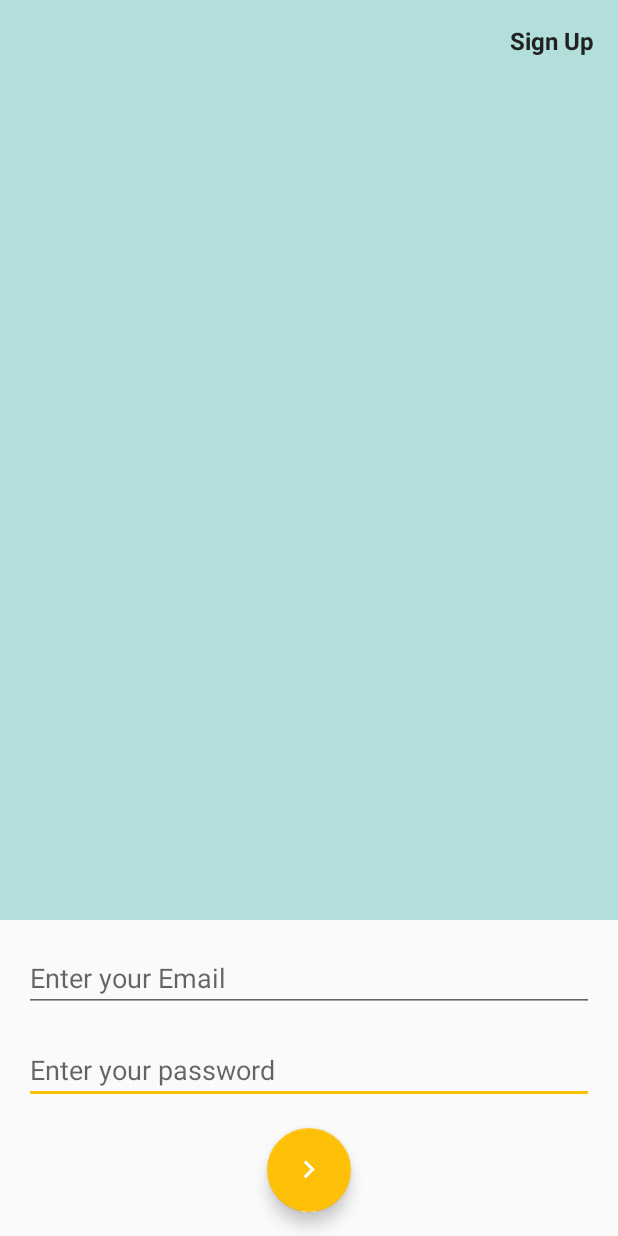
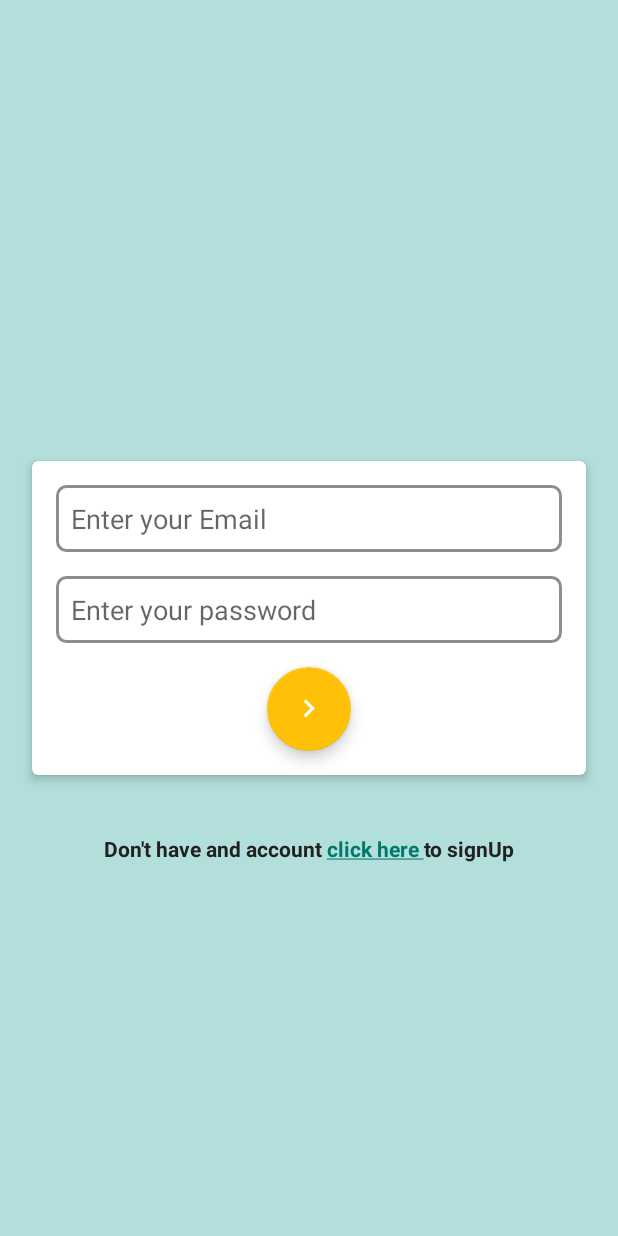
Before and after one commit to Devendra-Mehra/Voice-Up, an Android app: the SignInActivity screen opened directly, with no data from a screen before it, on a phone screen of 412 x 824 dp. Run offline under Robolectric (Android 15) with nearby library versions, the phone set to English and light mode, and no system bars; our stand-ins replace Dagger/Hilt's generated code, RxJava, data binding.

Commit message:
spannable string and sign in UI updated

```diff
--- a/app/src/main/java/com/devendra/voiceup/registration/sign_in/view/SignInActivity.java
+++ b/app/src/main/java/com/devendra/voiceup/registration/sign_in/view/SignInActivity.java
@@ -3,10 +3,16 @@ package com.devendra.voiceup.registration.sign_in.view;
 import android.content.Context;
 import android.content.Intent;
 import android.os.Bundle;
+import android.text.Spannable;
+import android.text.SpannableString;
+import android.text.Spanned;
+import android.text.style.ClickableSpan;
+import android.text.style.ForegroundColorSpan;
 import android.view.View;
 import android.widget.Toast;
 
 import androidx.appcompat.app.AppCompatActivity;
+import androidx.core.content.ContextCompat;
 import androidx.databinding.DataBindingUtil;
 import androidx.lifecycle.ViewModelProviders;
 
@@ -34,7 +40,6 @@ public class SignInActivity extends AppCompatActivity implements View.OnClickLis
     @Inject
     SignInViewModelFactory signInViewModelFactory;
     private SignInViewModel signInViewModel;
-
     private ActivitySignInBinding binding;
 
 
@@ -45,10 +50,35 @@ public class SignInActivity extends AppCompatActivity implements View.OnClickLis
         binding = DataBindingUtil.setContentView(this, R.layout.activity_sign_in);
         signInViewModel = ViewModelProviders.of(this, signInViewModelFactory)
                 .get(SignInViewModel.class);
-        observeEvents();
+        setSpannable();
+        setObserve();
     }
 
-    private void observeEvents() {
+    private void setSpannable() {
+        String textData = "Don't have and account click here to signUp";
+        Spannable spannable = new SpannableString(textData);
+
+        int startPosition = 23;
+        int endPosition = 34;
+        ClickableSpan onClickSpan = new ClickableSpan() {
+            @Override
+            public void onClick(View textView) {
+                startActivity(SignUpActivity.requiredIntent(textView.getContext()));
+
+            }
+        };
+        spannable.setSpan(onClickSpan, startPosition, endPosition,
+                Spanned.SPAN_EXCLUSIVE_EXCLUSIVE);
+
+        spannable.setSpan(new ForegroundColorSpan(ContextCompat.getColor(this,
+                R.color.colorPrimaryDark)),
+                startPosition, endPosition,
+                Spannable.SPAN_EXCLUSIVE_EXCLUSIVE);
+
+        binding.tvSignUp.setText(spannable);
+    }
+
+    private void setObserve() {
         signInViewModel.getOutComeMutableLiveData().observe(this, outCome -> {
             if (outCome instanceof Progress) {
                 changeViewState(ViewState.LOADING, outCome);
@@ -64,15 +94,16 @@ public class SignInActivity extends AppCompatActivity implements View.OnClickLis
     @Override
     public void onClick(View v) {
         int id = v.getId();
-        if (id == R.id.tv_sign_up) {
-            startActivity(SignUpActivity.requiredIntent(this));
-        } else if (id == R.id.fab_login) {
-            binding.etEmail.setError(null);
-            binding.etPassword.setError(null);
-            String emailAddress = binding.etEmail.getText().toString().trim();
-            String password = binding.etPassword.getText().toString().trim();
-            signInViewModel.validate(emailAddress, password);
+        if (id == R.id.fab_login) {
+            extractData();
         }
+    }
+
+    private void extractData() {
+        binding.etEmail.setError(null);
+        binding.etPassword.setError(null);
+        signInViewModel.validate(binding.etEmail.getText().toString().trim()
+                , binding.etPassword.getText().toString().trim());
     }
 
 
--- a/app/src/main/res/layout/activity_sign_in.xml
+++ b/app/src/main/res/layout/activity_sign_in.xml
@@ -6,12 +6,62 @@
         xmlns:tools="http://schemas.android.com/tools"
         android:layout_width="match_parent"
         android:layout_height="match_parent"
+        android:background="@color/primary_light"
         tools:context=".registration.sign_in.view.SignInActivity">
+
+        <androidx.cardview.widget.CardView
+            android:id="@+id/card_view"
+            android:layout_width="match_parent"
+            android:layout_height="wrap_content"
+            android:layout_marginStart="16dp"
+            android:layout_marginEnd="16dp"
+            app:cardCornerRadius="4dp"
+            app:cardElevation="4dp"
+            app:cardUseCompatPadding="true"
+            app:layout_constraintBottom_toBottomOf="parent"
+            app:layout_constraintEnd_toEndOf="parent"
+            app:layout_constraintStart_toStartOf="parent"
+            app:layout_constraintTop_toTopOf="parent">
+
+            <LinearLayout
+                android:layout_width="match_parent"
+                android:layout_height="wrap_content"
+                android:orientation="vertical">
+
+                <EditText
+                    android:id="@+id/et_email"
+                    android:layout_width="match_parent"
+                    android:layout_height="wrap_content"
+                    android:layout_margin="16dp"
+                    android:background="@drawable/rounded_shape"
+                    android:hint="@string/enter_your_email"
+                    android:inputType="textEmailAddress|textCapWords"
+                    android:maxLines="1"
+                    android:padding="10dp"
+                    android:singleLine="true"
+                    app:layout_constraintBottom_toTopOf="@+id/et_password"
+                    app:layout_constraintEnd_toEndOf="parent"
+                    app:layout_constraintStart_toStartOf="parent" />
+
+                <EditText
+                    android:id="@+id/et_password"
+                    android:layout_width="match_parent"
+                    android:layout_height="wrap_content"
+                    android:layout_marginStart="16dp"
+                    android:layout_marginEnd="16dp"
+                    android:layout_marginBottom="16dp"
+                    android:background="@drawable/rounded_shape"
+                    android:hint="@string/enter_your_password"
+                    android:inputType="textPassword|textCapWords"
+                    android:maxLines="1"
+                    android:padding="10dp"
+                    android:singleLine="true" />
 
                 <com.google.android.material.floatingactionbutton.FloatingActionButton
                     android:id="@+id/fab_login"
                     android:layout_width="wrap_content"
                     android:layout_height="wrap_content"
+                    android:layout_gravity="center"
                     android:layout_marginBottom="16dp"
                     android:background="@color/colorAccent"
                     android:onClick="onClick"
@@ -22,73 +72,36 @@
                     app:layout_constraintEnd_toEndOf="parent"
                     app:layout_constraintStart_toStartOf="parent" />
 
-
-        <EditText
-            android:id="@+id/et_password"
-            android:layout_width="0dp"
-            android:layout_height="wrap_content"
-            android:layout_marginStart="16dp"
-            android:layout_marginEnd="16dp"
-            android:layout_marginBottom="16dp"
-            android:hint="@string/enter_your_password"
-            android:inputType="textPassword"
-            android:maxLines="1"
-            android:singleLine="true"
-            app:layout_constraintBottom_toTopOf="@+id/fab_login"
-            app:layout_constraintEnd_toEndOf="parent"
-            app:layout_constraintStart_toStartOf="parent" />
-
-        <EditText
-            android:id="@+id/et_email"
-            android:layout_width="0dp"
-            android:layout_height="wrap_content"
-            android:layout_marginStart="16dp"
-            android:layout_marginEnd="16dp"
-            android:layout_marginBottom="16dp"
-            android:hint="@string/enter_your_email"
-            android:inputType="textEmailAddress"
-            android:maxLines="1"
-            android:singleLine="true"
-            app:layout_constraintBottom_toTopOf="@+id/et_password"
-            app:layout_constraintEnd_toEndOf="parent"
-            app:layout_constraintStart_toStartOf="parent" />
-
-        <View
-            android:layout_width="match_parent"
-            android:layout_height="0dp"
-            android:layout_marginBottom="16dp"
-            android:background="@color/primary_light"
-            app:layout_constraintBottom_toTopOf="@+id/et_email"
-            app:layout_constraintEnd_toEndOf="parent"
-            app:layout_constraintStart_toStartOf="parent"
-            app:layout_constraintTop_toTopOf="parent" />
+            </LinearLayout>
+        </androidx.cardview.widget.CardView>
 
 
         <TextView
             android:id="@+id/tv_sign_up"
             android:layout_width="wrap_content"
             android:layout_height="wrap_content"
+            android:layout_marginTop="16dp"
             android:onClick="onClick"
             android:padding="16dp"
-            android:text="@string/sign_up"
+            android:text="Don't have and account click here to signUp"
             android:textColor="@color/primary_text"
-            android:textSize="16sp"
+
             android:textStyle="bold"
             app:layout_constraintEnd_toEndOf="parent"
-            app:layout_constraintTop_toTopOf="parent" />
-
+            app:layout_constraintStart_toStartOf="parent"
+            app:layout_constraintTop_toBottomOf="@+id/card_view" />
 
         <ProgressBar
             android:id="@+id/progress_bar_loading"
             style="@style/Base.Widget.AppCompat.ProgressBar"
             android:layout_width="wrap_content"
             android:layout_height="wrap_content"
+            android:layout_marginBottom="16dp"
             android:indeterminate="true"
             android:visibility="gone"
             app:layout_constraintBottom_toBottomOf="parent"
             app:layout_constraintEnd_toEndOf="parent"
-            app:layout_constraintStart_toStartOf="parent"
-            app:layout_constraintTop_toTopOf="parent" />
+            app:layout_constraintStart_toStartOf="parent" />
     </androidx.constraintlayout.widget.ConstraintLayout>
 
 </layout>
--- a/app/src/main/res/values/strings.xml
+++ b/app/src/main/res/values/strings.xml
@@ -3,7 +3,6 @@
     <string name="login">Login</string>
     <string name="enter_your_password">Enter your password</string>
     <string name="enter_your_email">Enter your Email</string>
-    <string name="sign_up">Sign Up</string>
     <string name="welcome_to_voice_up">Welcome to Voice Up</string>
     <string name="logout">Logout</string>
     <string name="no_post">No post available for now</string>
```
Also changed, not shown: app/src/main/java/com/devendra/voiceup/home/model/HomeModel.java (+18 -10 lines), app/src/main/java/com/devendra/voiceup/home/view/DisplayablePost.java (+1 -25 lines), app/src/main/java/com/devendra/voiceup/home/view/HomeActivity.java (+31 -47 lines), app/src/main/java/com/devendra/voiceup/home/view/HomeAdapter.java (+3 -5 lines), app/src/main/java/com/devendra/voiceup/home/view_model/HomeViewModel.java (+13 -15 lines), app/src/main/java/com/devendra/voiceup/post/model/PostModel.java (+18 -8 lines), app/src/main/java/com/devendra/voiceup/post/view/PostActivity.java (+88 -77 lines), app/src/main/java/com/devendra/voiceup/post/view_model/PostViewModel.java (+17 -8 lines), app/src/main/java/com/devendra/voiceup/post_detail/PostDetailActivity.java (+20 -9 lines), app/src/main/java/com/devendra/voiceup/registration/sign_in/model/SignInModel.java (+17 -10 lines), app/src/main/java/com/devendra/voiceup/registration/sign_up/model/SignUpModel.java (+15 -5 lines), app/src/main/java/com/devendra/voiceup/registration/sign_up/view/SignUpActivity.java (+13 -10 lines), app/src/main/java/com/devendra/voiceup/splash_screen/view/SplashScreenActivity.java (+12 -6 lines), app/src/main/res/layout/activity_home.xml (+5 -2 lines), 1 more files. Lines whose indentation alone changed are shown as unchanged.
